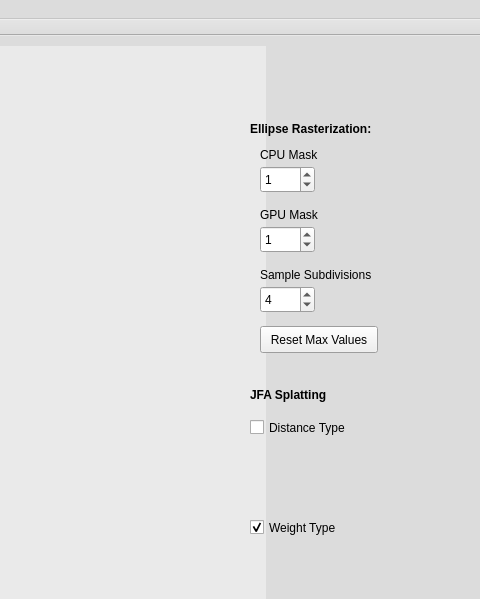
Old version of the form interface.ui in the repository thejdeep/pyramid-point-renderer; both pictures show x 760 to 1240 and y 0 to 599 of the 1240 by 900 pixel window.
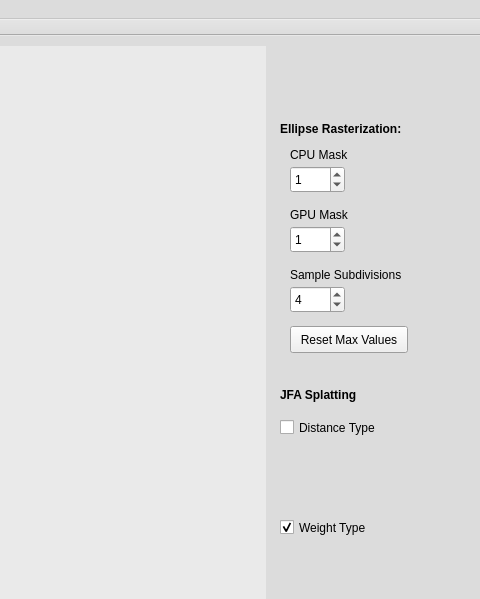
New version of the form. Custom widgets are drawn as their Qt base class.

```diff
--- a/interface.ui
+++ b/interface.ui
@@ -469,7 +469,7 @@
    <widget class="QSpinBox" name="spinBoxCpuMask" >
     <property name="geometry" >
      <rect>
-      <x>1020</x>
+      <x>1050</x>
       <y>130</y>
       <width>55</width>
       <height>27</height>
@@ -482,7 +482,7 @@
    <widget class="QSpinBox" name="spinBoxGpuMask" >
     <property name="geometry" >
      <rect>
-      <x>1020</x>
+      <x>1050</x>
       <y>190</y>
       <width>55</width>
       <height>27</height>
@@ -495,7 +495,7 @@
    <widget class="QLabel" name="labelCpuMask" >
     <property name="geometry" >
      <rect>
-      <x>1020</x>
+      <x>1050</x>
       <y>110</y>
       <width>61</width>
       <height>18</height>
@@ -508,7 +508,7 @@
    <widget class="QLabel" name="labelGpuMask" >
     <property name="geometry" >
      <rect>
-      <x>1020</x>
+      <x>1050</x>
       <y>170</y>
       <width>71</width>
       <height>18</height>
@@ -521,7 +521,7 @@
    <widget class="QLabel" name="label" >
     <property name="geometry" >
      <rect>
-      <x>1010</x>
+      <x>1040</x>
       <y>77</y>
       <width>182</width>
       <height>31</height>
@@ -540,7 +540,7 @@
    <widget class="QSpinBox" name="spinBoxSampleSubdivision" >
     <property name="geometry" >
      <rect>
-      <x>1020</x>
+      <x>1050</x>
       <y>250</y>
       <width>55</width>
       <height>27</height>
@@ -556,7 +556,7 @@
    <widget class="QLabel" name="labelSampleSubdivision" >
     <property name="geometry" >
      <rect>
-      <x>1020</x>
+      <x>1050</x>
       <y>230</y>
       <width>127</width>
       <height>18</height>
@@ -569,7 +569,7 @@
    <widget class="QPushButton" name="pushButtonResetMaxValues" >
     <property name="geometry" >
      <rect>
-      <x>1020</x>
+      <x>1050</x>
       <y>290</y>
       <width>118</width>
       <height>27</height>
@@ -582,7 +582,7 @@
    <widget class="QLabel" name="labelJFASplatting" >
     <property name="geometry" >
      <rect>
-      <x>1010</x>
+      <x>1040</x>
       <y>350</y>
       <width>91</width>
       <height>18</height>
@@ -601,7 +601,7 @@
    <widget class="QCheckBox" name="checkBoxDistanceType" >
     <property name="geometry" >
      <rect>
-      <x>1010</x>
+      <x>1040</x>
       <y>380</y>
       <width>131</width>
       <height>23</height>
@@ -681,7 +681,7 @@
    <widget class="QCheckBox" name="checkBoxEllipticalWeight" >
     <property name="geometry" >
      <rect>
-      <x>1010</x>
+      <x>1040</x>
       <y>480</y>
       <width>121</width>
       <height>23</height>
```
